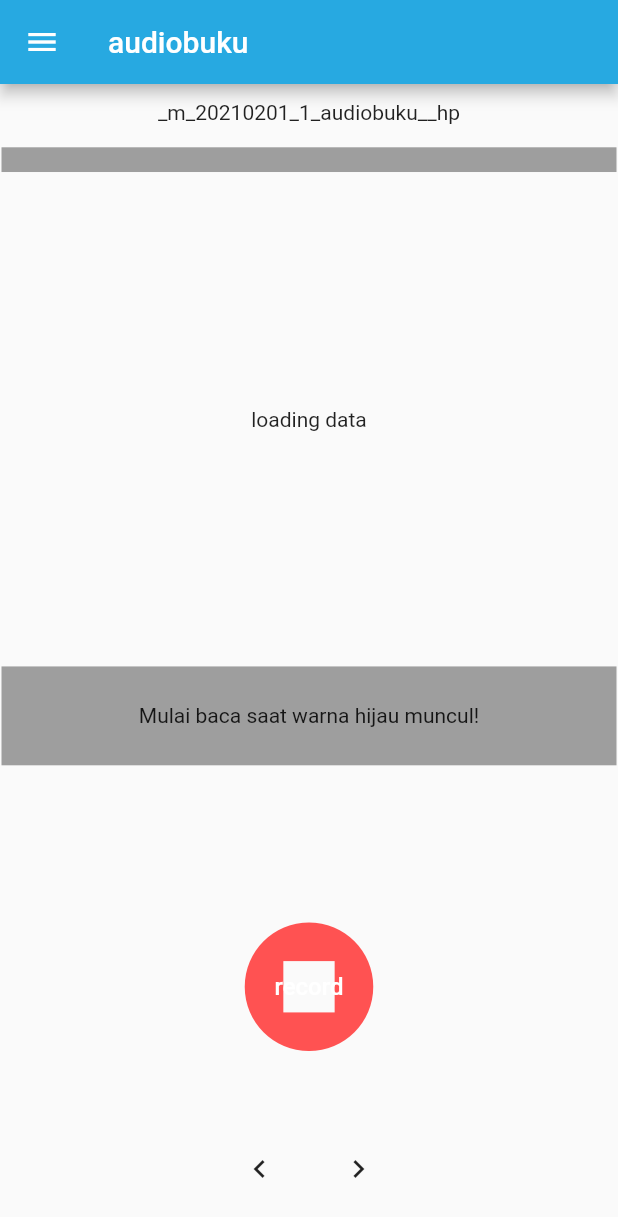
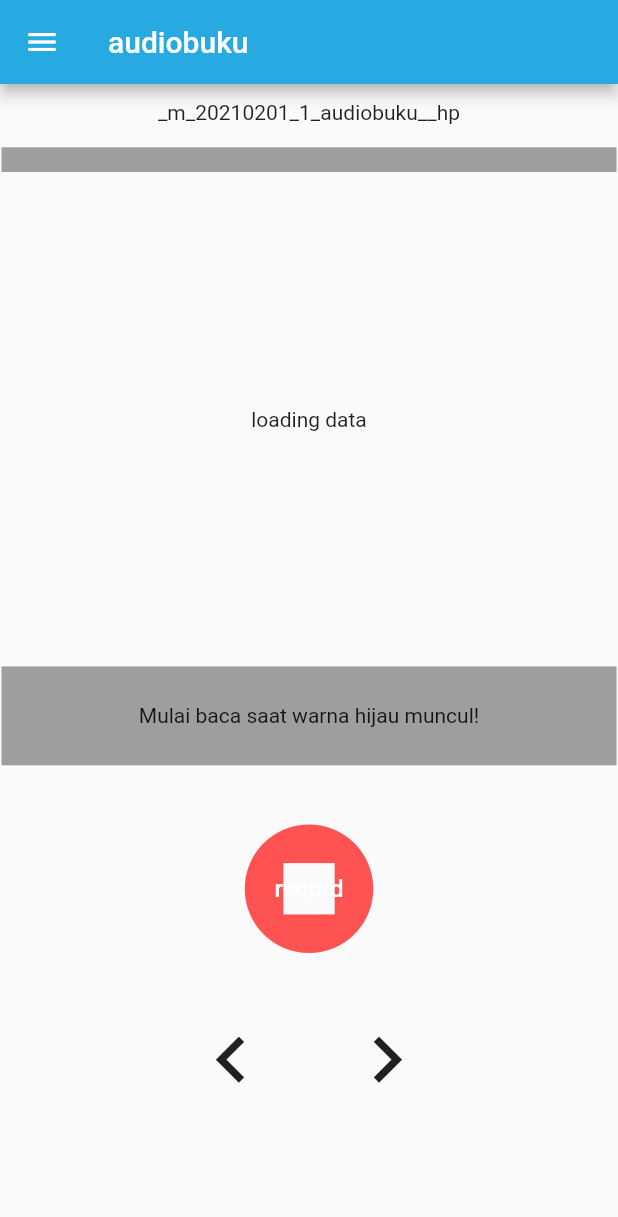
Before and after one commit to ropok/flutter-recorder, a Flutter app: the screen it shows after launch, after a tap on "SUBMIT", on a phone screen of 412 x 824 dp. Shown: the top 1217 px of the screen. Run offline on Flutter 3.47's test engine with Material 2 defaults, Android fonts, the phone set to English and light mode, and no system bars; drawn by our look-alikes of flutter_countdown_timer; our stand-ins replace audioplayers, csv, file, fluttertoast; missing offline and left inert: flutter_archive, flutter_audio_recorder; accounts and stored records are empty.

Commit message:
feat(layout): recording button and nextprev

```diff
--- a/stt_win_record/lib/main.dart
+++ b/stt_win_record/lib/main.dart
@@ -399,8 +399,9 @@ class RecorderPageState extends State<RecorderPage> {
         body: SafeArea(
           child: new Padding(
             padding: new EdgeInsets.all(1.0),
-            child: SingleChildScrollView(
-              child: new Column(
+            child: Wrap(
+              children: [
+                new Column(
                     mainAxisAlignment: MainAxisAlignment.start,
                     children: <Widget>[
                       // * nama file transcript
@@ -446,7 +447,8 @@ class RecorderPageState extends State<RecorderPage> {
                                 return Center(
                                     // karena newline tidak terbaca sebagai split
                                     child: Text(
-                                snapshot.data[(indextranscript.number * 2) + 1],
+                                  snapshot
+                                      .data[(indextranscript.number * 2) + 1],
                                   style: TextStyle(height: 1.25, fontSize: 32),
                                 ));
                               }
@@ -497,22 +499,14 @@ class RecorderPageState extends State<RecorderPage> {
                           ],
                         ),
                       ),
-                    new SizedBox(
-                      height: 65.0,
-                    ),
+                      // new SizedBox(
+                      //   height: 65.0,
+                      // ),
+                      // * record button
+                      new Column(
+                        mainAxisAlignment: MainAxisAlignment.start,
+                        children: <Widget>[
                           new Container(
-                      // padding: EdgeInsets.all(40.0),
-                      // alignment: Alignment.bottomCenter,
-                      // child: Align(
-                      //   alignment: FractionalOffset.bottomCenter,
-                      // child: new Row(
-                      //   // crossAxisAlignment: CrossAxisAlignment.center,
-                      //   // mainAxisSize: MainAxisSize.max,
-                      //   mainAxisAlignment: MainAxisAlignment.center,
-                      //   children: <Widget>[
-                      //     Padding(
-                      //       // RECORD button
-                      //       padding: const EdgeInsets.all(8.0),
                             child: new FlatButton(
                               minWidth: MediaQuery.of(context).size.width * 0.2,
                               height: MediaQuery.of(context).size.height * 0.2,
@@ -559,7 +553,9 @@ class RecorderPageState extends State<RecorderPage> {
                                         new Icon(
                                           Icons.stop_circle,
                                           color: Colors.redAccent,
-                                    size: MediaQuery.of(context).size.width *
+                                          size: MediaQuery.of(context)
+                                                  .size
+                                                  .width *
                                               0.25,
                                         ),
                                         new Text(
@@ -576,8 +572,10 @@ class RecorderPageState extends State<RecorderPage> {
                                       children: <Widget>[
                                         new Icon(
                                           Icons.stop_rounded,
-                                    size:
-                                        MediaQuery.of(context).size.width * 0.3,
+                                          size: MediaQuery.of(context)
+                                                  .size
+                                                  .width *
+                                              0.3,
                                         ),
                                         new Text(
                                           "stop",
@@ -597,11 +595,6 @@ class RecorderPageState extends State<RecorderPage> {
                             //   ],
                             // ),
                           ),
-                    // new SizedBox(
-                    new SizedBox(
-                      height: 15.0,
-                    ),
-                    // ),
                           new Row(
                             // crossAxisAlignment: CrossAxisAlignment.center,
                             // mainAxisSize: MainAxisSize.max,
@@ -609,14 +602,20 @@ class RecorderPageState extends State<RecorderPage> {
                             children: <Widget>[
                               // * PREVIOUS BUTTON
                               new FlatButton(
-                          minWidth: MediaQuery.of(context).size.width * 0.1,
-                          height: MediaQuery.of(context).size.height * 0.05,
+                                minWidth:
+                                    MediaQuery.of(context).size.width * 0.1,
+                                height:
+                                    MediaQuery.of(context).size.height * 0.05,
                                 onPressed: _stateRecord == 0
                                     ? () {
                                         onPreviousTranscript();
                                       }
                                     : null, //
-                          child: new Icon(Icons.navigate_before),
+                                child: new Icon(
+                                  Icons.navigate_before,
+                                  size:
+                                      MediaQuery.of(context).size.width * 0.15,
+                                ),
                                 // color: _stateRecord == 0
                                 //     ? Colors.lightBlue
                                 //     : Colors.blueGrey,
@@ -626,21 +625,36 @@ class RecorderPageState extends State<RecorderPage> {
                               ),
                               // * Next Transcript
                               new FlatButton(
-                          minWidth: MediaQuery.of(context).size.width * 0.1,
-                          height: MediaQuery.of(context).size.height * 0.05,
+                                minWidth:
+                                    MediaQuery.of(context).size.width * 0.1,
+                                height:
+                                    MediaQuery.of(context).size.height * 0.05,
                                 onPressed: _stateRecord == 0
                                     ? () {
                                         onNextTranscript();
                                       }
                                     : null, //
-                          child: new Icon(Icons.navigate_next),
+                                child: new Icon(
+                                  Icons.navigate_next,
+                                  size:
+                                      MediaQuery.of(context).size.width * 0.15,
+                                ),
                                 // color: _stateRecord == 0
                                 //     ? Colors.lightBlue
                                 //     : Colors.blueGrey,
                               ),
                             ],
                           ),
+                        ],
+                      ),
+
+                      // new SizedBox(
+                      new SizedBox(
+                        height: 15.0,
+                      ),
+                      // ),
                     ]),
+              ],
             ),
           ),
         ),
```
Lines whose indentation alone changed are shown as unchanged.
